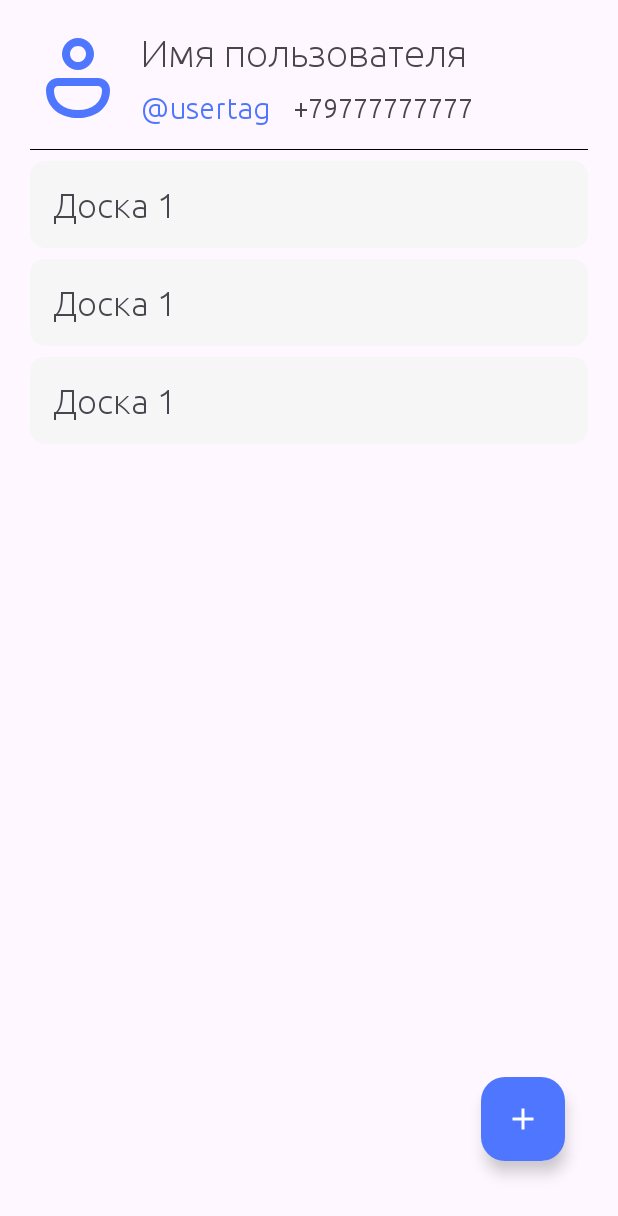
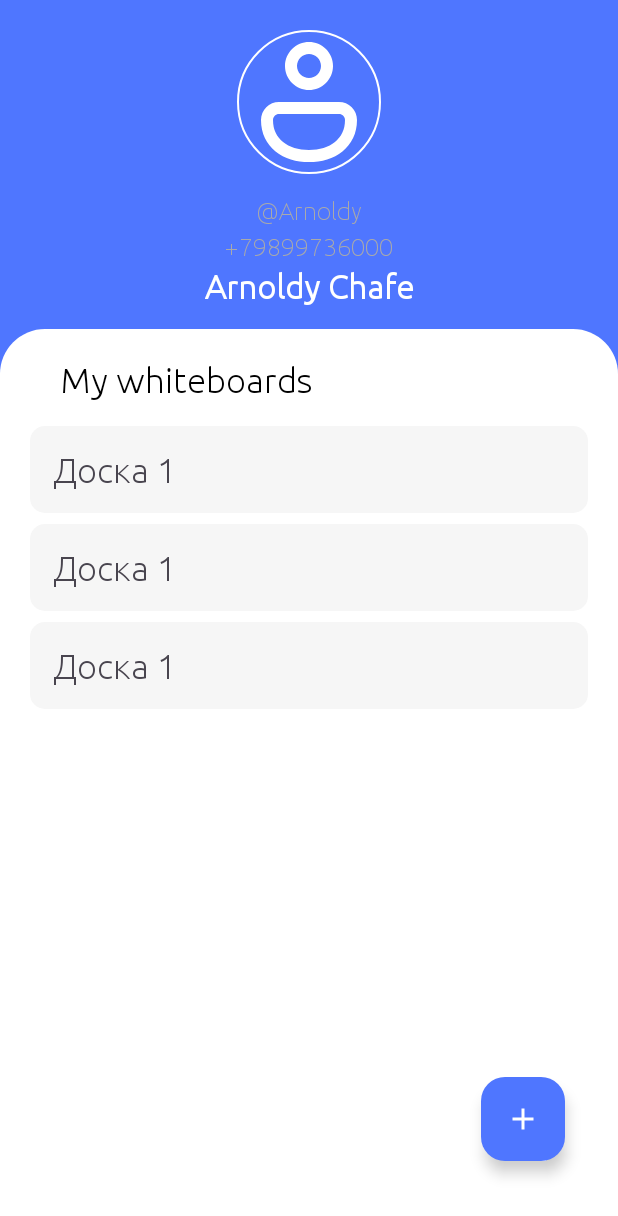
Before and after one commit to memaev/DrawIt, an Android app: the layout activity_main.xml on its own in the app's theme, with its tools: preview values and no code run, on a phone screen of 412 x 824 dp. Shown: the top 1216 px of the screen. Run offline under Robolectric (Android 15) with nearby library versions, the phone set to English and light mode, and no system bars.

Commit message:
Improved the UI of MainActivity

```diff
--- a/app/src/main/java/com/llc/drawit/presentation/activity/MainActivity.java
+++ b/app/src/main/java/com/llc/drawit/presentation/activity/MainActivity.java
@@ -56,9 +56,9 @@ public class MainActivity extends AppCompatActivity {
             if (!user.getProfileImageUrl().isEmpty())
                 Glide.with(getBaseContext()).load(user.getProfileImageUrl()).into(binding.imageProfileUser);
 
-            binding.textviewUserName.setText(user.getName());
-            binding.textviewTag.setText("@" + user.getTag());
-            binding.tvPhoneNumber.setText(user.getEmail());
+            binding.tvUsername.setText(user.getName());
+            binding.tvUsertag.setText("@" + user.getTag());
+            binding.tvEmail.setText(user.getEmail());
         });
     }
 
--- a/app/src/main/res/drawable/image_person.xml
+++ b/app/src/main/res/drawable/image_person.xml
@@ -5,5 +5,5 @@
     android:viewportHeight="115">
   <path
       android:pathData="M57.5,9.58C52.42,9.58 47.54,11.6 43.95,15.2C40.35,18.79 38.33,23.67 38.33,28.75C38.33,33.83 40.35,38.71 43.95,42.3C47.54,45.9 52.42,47.92 57.5,47.92C62.58,47.92 67.46,45.9 71.05,42.3C74.65,38.71 76.67,33.83 76.67,28.75C76.67,23.67 74.65,18.79 71.05,15.2C67.46,11.6 62.58,9.58 57.5,9.58ZM47.92,28.75C47.92,26.21 48.93,23.77 50.72,21.97C52.52,20.18 54.96,19.17 57.5,19.17C60.04,19.17 62.48,20.18 64.28,21.97C66.07,23.77 67.08,26.21 67.08,28.75C67.08,31.29 66.07,33.73 64.28,35.53C62.48,37.32 60.04,38.33 57.5,38.33C54.96,38.33 52.52,37.32 50.72,35.53C48.93,33.73 47.92,31.29 47.92,28.75ZM81.46,57.5H33.54C29.73,57.5 26.07,59.01 23.38,61.71C20.68,64.41 19.17,68.06 19.17,71.88C19.17,82.57 23.57,91.14 30.78,96.94C37.88,102.64 47.41,105.42 57.5,105.42C67.59,105.42 77.12,102.64 84.22,96.94C91.43,91.14 95.83,82.57 95.83,71.88C95.83,68.06 94.32,64.41 91.62,61.71C88.93,59.01 85.27,57.5 81.46,57.5ZM33.54,67.08H81.46C82.73,67.08 83.95,67.59 84.85,68.49C85.75,69.39 86.25,70.6 86.25,71.88C86.25,79.7 83.14,85.51 78.22,89.46C73.18,93.5 65.93,95.83 57.5,95.83C49.07,95.83 41.82,93.5 36.78,89.46C31.86,85.51 28.75,79.7 28.75,71.88C28.75,70.6 29.26,69.39 30.15,68.49C31.05,67.59 32.27,67.08 33.54,67.08Z"
-      android:fillColor="#4F76FF"/>
+      android:fillColor="@color/white"/>
 </vector>
--- /dev/null
+++ b/app/src/main/res/drawable/whiteboards_list_section_background.xml
@@ -0,0 +1,5 @@
+<?xml version="1.0" encoding="utf-8"?>
+<shape xmlns:android="http://schemas.android.com/apk/res/android">
+    <solid android:color="@color/white" />
+    <corners android:topLeftRadius="30dp" android:topRightRadius="30dp" />
+</shape>
--- a/app/src/main/res/layout/activity_main.xml
+++ b/app/src/main/res/layout/activity_main.xml
@@ -5,93 +5,129 @@
     android:layout_width="match_parent"
     android:layout_height="match_parent"
     android:id="@+id/refresh_layout_main"
+    android:background="@color/blue"
     tools:context=".presentation.activity.MainActivity">
 
     <androidx.constraintlayout.widget.ConstraintLayout
         android:layout_width="match_parent"
         android:layout_height="match_parent">
 
+        <androidx.constraintlayout.widget.ConstraintLayout
+            android:id="@+id/profile_header_layout"
+            app:layout_constraintTop_toTopOf="parent"
+            android:layout_width="match_parent"
+            android:layout_height="wrap_content"
+            android:background="@color/blue">
+
             <de.hdodenhof.circleimageview.CircleImageView
                 android:id="@+id/image_profile_user"
-        android:layout_width="64dp"
-        android:layout_height="64dp"
-        android:layout_margin="20dp"
-        android:scaleType="centerCrop"
+                android:layout_width="96dp"
+                android:layout_height="96dp"
                 android:src="@drawable/image_person"
+                android:layout_marginTop="20dp"
+                app:civ_border_color="@android:color/white"
+                app:civ_border_width="1dp"
+                app:layout_constraintEnd_toEndOf="parent"
                 app:layout_constraintStart_toStartOf="parent"
                 app:layout_constraintTop_toTopOf="parent" />
 
-    <TextView
-        android:id="@+id/textview_user_name"
+            <LinearLayout
+                android:id="@+id/ll_tag_phone_number"
                 android:layout_width="wrap_content"
                 android:layout_height="wrap_content"
-        android:textSize="25sp"
-        android:layout_marginStart="10dp"
-        app:layout_constraintStart_toEndOf="@+id/image_profile_user"
-        app:layout_constraintTop_toTopOf="@+id/image_profile_user"
-        tools:text="Имя пользователя" />
+                android:gravity="center_horizontal"
+                app:layout_constraintTop_toBottomOf="@id/image_profile_user"
+                app:layout_constraintStart_toStartOf="@id/image_profile_user"
+                app:layout_constraintEnd_toEndOf="@id/image_profile_user"
+                android:orientation="vertical">
 
                 <TextView
+                    android:id="@+id/tv_usertag"
                     android:layout_width="wrap_content"
                     android:layout_height="wrap_content"
-        android:id="@+id/textview_tag"
-        android:textColor="@color/blue"
-        tools:text="@string/usertag"
-        android:textSize="20sp"
-        android:layout_marginTop="10dp"
-        app:layout_constraintStart_toStartOf="@id/textview_user_name"
-        app:layout_constraintTop_toBottomOf="@id/textview_user_name"/>
+                    android:layout_marginTop="15dp"
+                    android:textSize="16sp"
+                    android:textColor="@android:color/darker_gray"
+                    app:layout_constraintTop_toBottomOf="@+id/image_profile_user"
+                    app:layout_constraintStart_toStartOf="parent"
+                    app:layout_constraintEnd_toEndOf="parent"
+                    tools:text="\@Arnoldy" />
 
                 <TextView
+                    android:id="@+id/tv_email"
                     android:layout_width="wrap_content"
                     android:layout_height="wrap_content"
-        android:id="@+id/tv_phone_number"
-        tools:text="+79777777777"
-        android:textSize="18sp"
-        android:layout_marginStart="15dp"
-        app:layout_constraintStart_toEndOf="@id/textview_tag"
-        app:layout_constraintTop_toTopOf="@id/textview_tag"
-        app:layout_constraintBottom_toBottomOf="@id/textview_tag"/>
+                    android:textSize="16sp"
+                    android:textColor="@android:color/darker_gray"
+                    android:layout_marginTop="5dp"
+                    app:layout_constraintTop_toBottomOf="@+id/image_profile_user"
+                    app:layout_constraintStart_toStartOf="parent"
+                    app:layout_constraintEnd_toEndOf="parent"
+                    tools:text="+79899736000" />
 
-    <androidx.constraintlayout.widget.Barrier
-        android:id="@+id/barrier"
+            </LinearLayout>
+
+            <TextView
+                android:id="@+id/tv_username"
                 android:layout_width="wrap_content"
                 android:layout_height="wrap_content"
-        app:barrierDirection="bottom"
-        app:constraint_referenced_ids="textview_user_name, textview_tag, image_profile_user"
-        app:barrierMargin="15dp"/>
-
-    <View
-        android:layout_width="match_parent"
-        android:layout_height="0.5dp"
-        android:id="@+id/divider"
-        android:background="@color/black"
-        android:layout_marginHorizontal="20dp"
+                android:layout_marginTop="4dp"
+                android:textSize="22sp"
+                android:textStyle="bold"
+                android:textColor="@color/white"
+                app:layout_constraintTop_toBottomOf="@+id/ll_tag_phone_number"
                 app:layout_constraintStart_toStartOf="parent"
                 app:layout_constraintEnd_toEndOf="parent"
-        app:layout_constraintTop_toBottomOf="@id/barrier"/>
+                app:layout_constraintBottom_toBottomOf="parent"
+                tools:text="Arnoldy Chafe" />
+
+        </androidx.constraintlayout.widget.ConstraintLayout>
+
+        <androidx.constraintlayout.widget.ConstraintLayout
+            android:id="@+id/main_whiteboards_section"
+            android:layout_width="match_parent"
+            android:layout_height="0dp"
+            android:layout_marginTop="15dp"
+            android:background="@drawable/whiteboards_list_section_background"
+            app:layout_constraintBottom_toBottomOf="parent"
+            app:layout_constraintTop_toBottomOf="@id/profile_header_layout">
+
+            <TextView
+                android:id="@+id/tv_whiteboards_title"
+                android:layout_width="wrap_content"
+                android:layout_height="wrap_content"
+                android:layout_marginStart="40dp"
+                android:layout_marginTop="20dp"
+                android:text="@string/my_whiteboards"
+                android:textColor="@color/black"
+                android:textSize="23sp"
+                app:layout_constraintStart_toStartOf="parent"
+                app:layout_constraintTop_toTopOf="parent" />
 
             <androidx.recyclerview.widget.RecyclerView
+                android:id="@+id/rv_whiteboards"
                 android:layout_width="match_parent"
                 android:layout_height="0dp"
-        android:id="@+id/rv_whiteboards"
-        tools:listitem="@layout/whiteboard_item_layout"
+                android:layout_marginTop="10dp"
+                app:layout_constraintBottom_toBottomOf="parent"
+                app:layout_constraintEnd_toEndOf="parent"
                 app:layout_constraintStart_toStartOf="parent"
-        app:layout_constraintEnd_toEndOf="parent"
-        app:layout_constraintTop_toBottomOf="@id/divider"
-        app:layout_constraintBottom_toBottomOf="parent"/>
+                app:layout_constraintTop_toBottomOf="@id/tv_whiteboards_title"
+                tools:listitem="@layout/whiteboard_item_layout" />
 
             <com.google.android.material.floatingactionbutton.FloatingActionButton
+                android:id="@+id/btn_add_whiteboard"
                 android:layout_width="wrap_content"
                 android:layout_height="wrap_content"
+                android:layout_marginEnd="35dp"
+                android:layout_marginBottom="50dp"
+                android:backgroundTint="@color/blue"
                 android:src="@drawable/baseline_add_24"
-            android:id="@+id/btn_add_whiteboard"
-            android:backgroundTint="@color/blue"
-            app:tint="@color/white"
+                app:layout_constraintBottom_toBottomOf="parent"
                 app:layout_constraintEnd_toEndOf="parent"
-            app:layout_constraintBottom_toBottomOf="parent"
-            android:layout_marginEnd="35dp"
-            android:layout_marginBottom="50dp"/>
+                app:tint="@color/white" />
+
+        </androidx.constraintlayout.widget.ConstraintLayout>
 
     </androidx.constraintlayout.widget.ConstraintLayout>
 
--- a/app/src/main/res/values/strings.xml
+++ b/app/src/main/res/values/strings.xml
@@ -31,4 +31,6 @@
     <string name="t_profile_image_uploading_failure">Failed to upload profile image</string>
     <string name="t_no_gallery_permission">There is no gallery permission</string>
     <string name="t_user_id_not_found">User id not found></string>
+
+    <string name="my_whiteboards">My whiteboards</string>
 </resources>
```
Also changed, not shown: 1 other file. Lines whose indentation alone changed are shown as unchanged.
